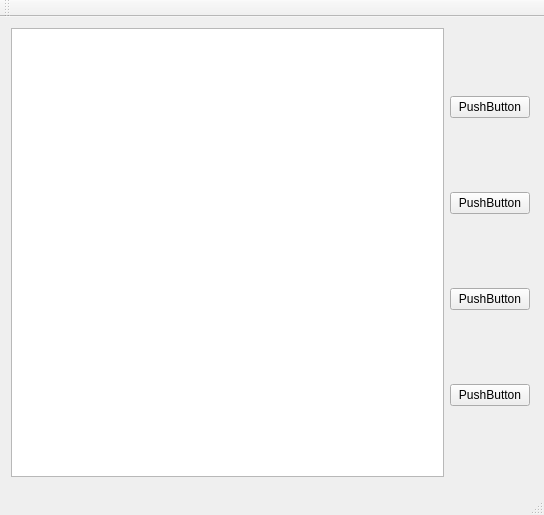
This is gui/ui/mainwindow.ui in federulli/torrent_cli as Qt 5 draws it before an edit. The edited form follows.
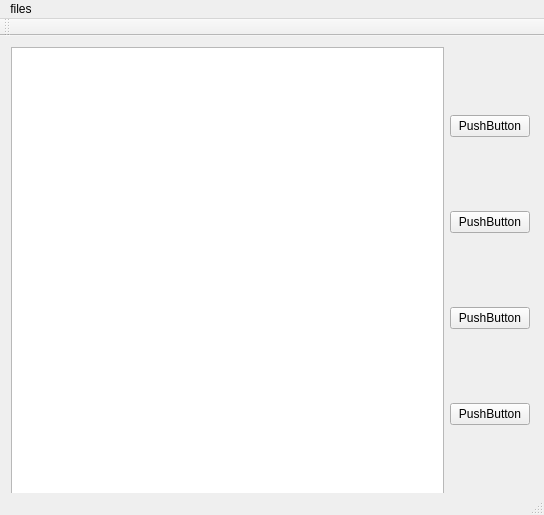
This is the edited form.

Commit message: agrego ventana principal

```diff
--- a/gui/ui/mainwindow.ui
+++ b/gui/ui/mainwindow.ui
@@ -75,6 +75,13 @@
      <height>21</height>
     </rect>
    </property>
+   <widget class="QMenu" name="addTorrent">
+    <property name="title">
+     <string>files</string>
+    </property>
+    <addaction name="actionAgregar_Magnet_Link"/>
+   </widget>
+   <addaction name="addTorrent"/>
   </widget>
   <widget class="QToolBar" name="mainToolBar">
    <attribute name="toolBarArea">
```
Left out of the diff: 10 changed lines with no effect on the pictures. The commit also changes 2 other files.
